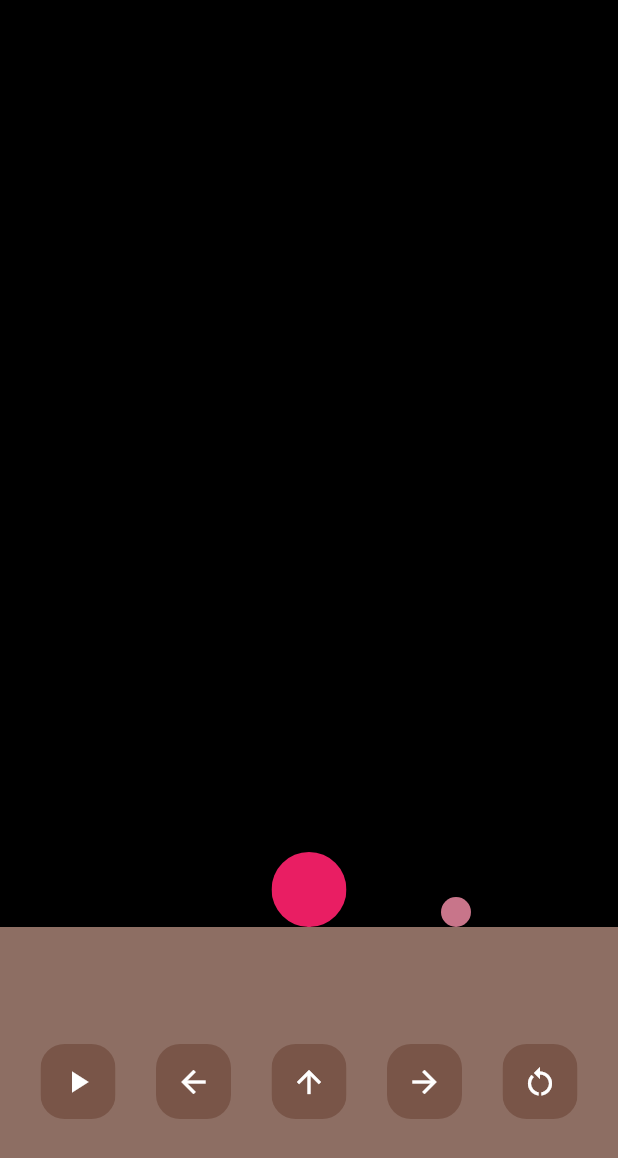
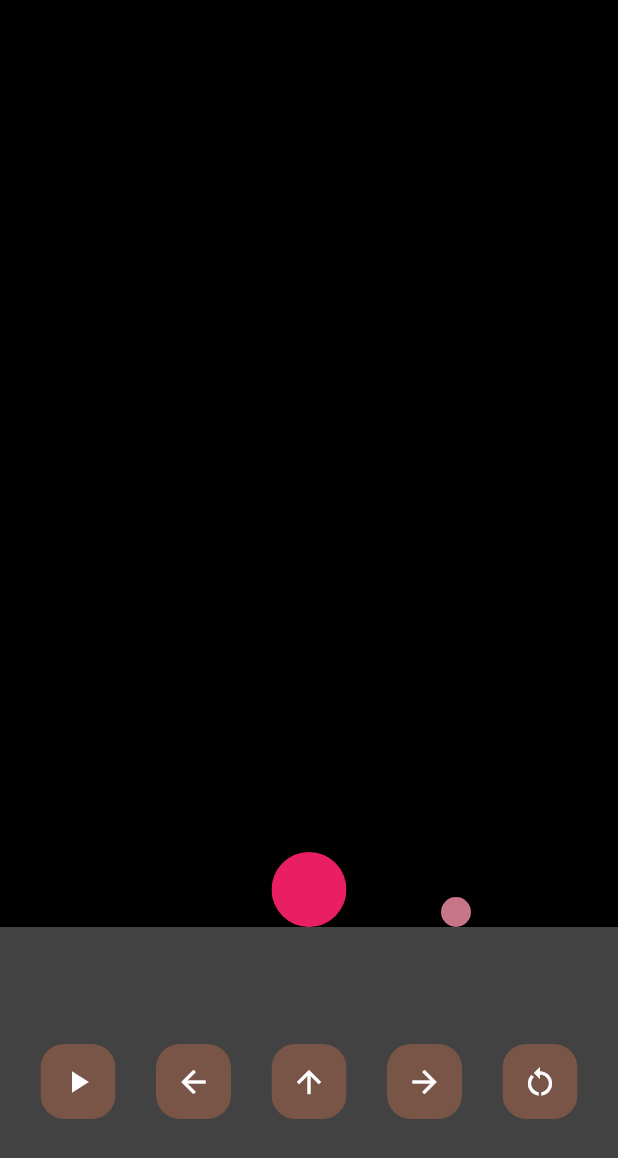
Before and after one commit to Rizz-33/Bubble-Trouble, a Flutter app: the screen it shows after launch, on a phone screen of 412 x 824 dp. Shown: the top 1158 px of the screen. Run offline on Flutter 3.47's test engine with Material 3 defaults, Android fonts, the phone set to English and light mode, and no system bars.

Commit message:
style: second color home

```diff
--- a/lib/home.dart
+++ b/lib/home.dart
@@ -196,7 +196,7 @@ class _HomePageState extends State<HomePage> {
           ),
           Expanded(
             child: Container(
-              color: Colors.brown[400],
+              color: Colors.grey[800],
               child: Row(
                 mainAxisAlignment: MainAxisAlignment.spaceEvenly,
                 children: [
```
